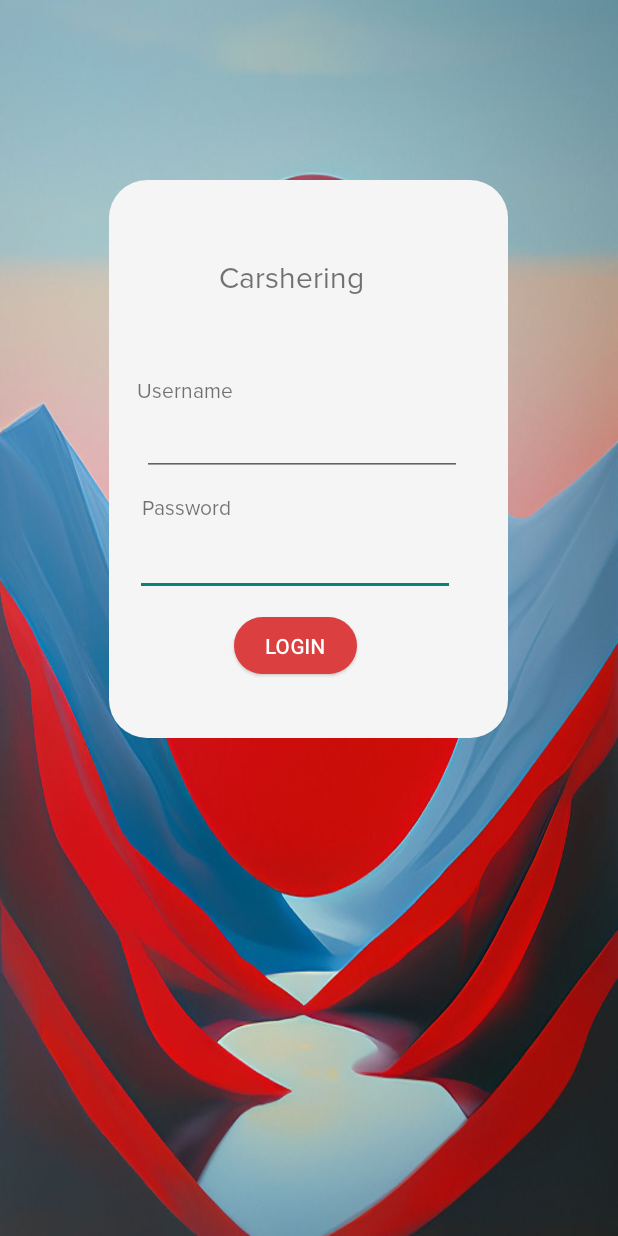
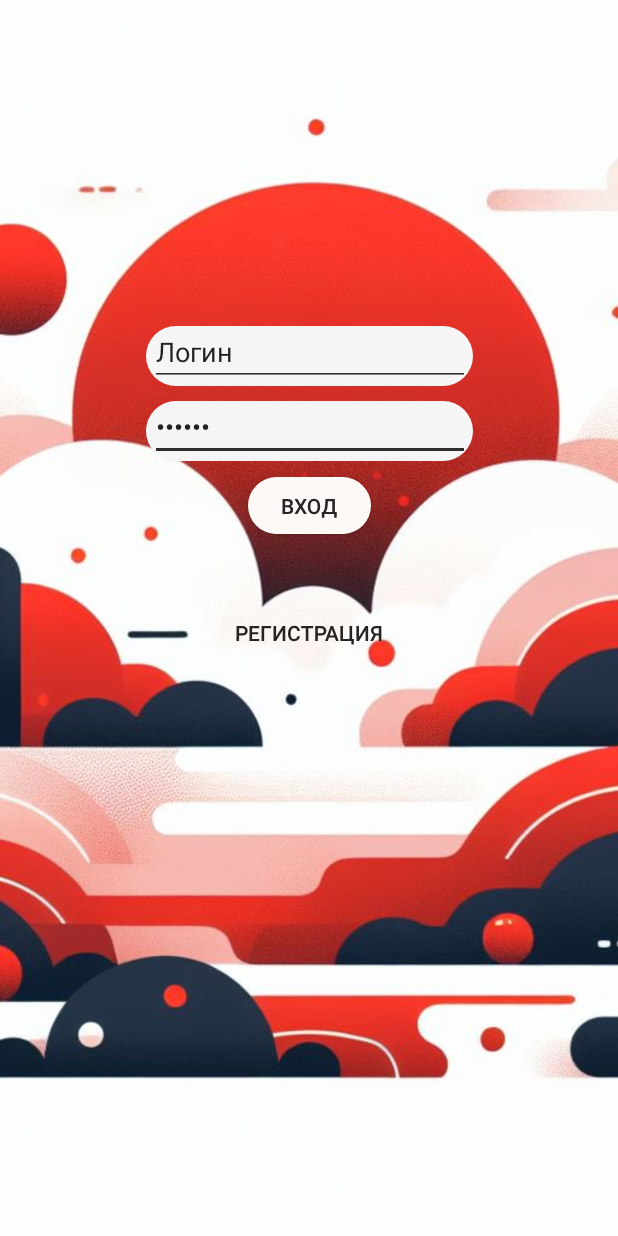
Before and after one commit to disledg/Android-studio-project, an Android app: the screen it shows after launch (MainActivity), on a phone screen of 412 x 824 dp. Run offline under Robolectric (Android 15) with nearby library versions, the phone set to English and light mode, and no system bars.

Commit message:
Сделан вход, сделана регистрация и нужно сделать запись в firebase. RecycleView на процентов 50 сделан. Надёюсь до завтра

```diff
--- a/app/build.gradle.kts
+++ b/app/build.gradle.kts
@@ -1,5 +1,7 @@
 plugins {
     id("com.android.application")
+    //id("com.android.application")
+    id("com.google.gms.google-services")
 }
 
 android {
@@ -36,7 +38,11 @@ dependencies {
     implementation("androidx.appcompat:appcompat:1.6.1")
     implementation("com.google.android.material:material:1.11.0")
     implementation("androidx.constraintlayout:constraintlayout:2.1.4")
+    implementation(platform("com.google.firebase:firebase-bom:32.8.0"))
+    implementation("com.google.firebase:firebase-messaging:23.4.1")
+    implementation("com.google.firebase:firebase-firestore:24.11.0")
     testImplementation("junit:junit:4.13.2")
     androidTestImplementation("androidx.test.ext:junit:1.1.5")
     androidTestImplementation("androidx.test.espresso:espresso-core:3.5.1")
+
 }
--- a/app/src/main/java/com/example/carsheringapplication/MainActivity.java
+++ b/app/src/main/java/com/example/carsheringapplication/MainActivity.java
@@ -42,5 +42,13 @@ public class MainActivity extends AppCompatActivity {
                 }
             }
         });
+        Button regist = findViewById(R.id.registButton);
+        regist.setOnClickListener(new View.OnClickListener(){
+            @Override
+            public void onClick(View v){
+                Intent intent = new Intent(MainActivity.this, signinActivivty.class);
+                startActivity(intent);
+            }
+        });
     }
 }
--- a/app/src/main/res/drawable/btn_bg.xml
+++ b/app/src/main/res/drawable/btn_bg.xml
@@ -1,5 +1,5 @@
 <?xml version="1.0" encoding="utf-8"?>
 <shape android:shape="rectangle" xmlns:android="http://schemas.android.com/apk/res/android">
-    <solid android:color="#FFDC3F3F"></solid>
+    <solid android:color="#fcf8f5"></solid>
     <corners android:radius="380dp"></corners>
 </shape>
--- a/app/src/main/res/font/fontfamily.xml
+++ b/app/src/main/res/font/fontfamily.xml
@@ -16,4 +16,9 @@
         android:fontStyle="normal"
         android:fontWeight="400"
         android:fontFamily="@font/semibold"/>
+    <font
+        android:fontStyle="normal"
+        android:fontWeight="400"
+        android:fontFamily="@font/bold"/>
+
 </font-family>
--- a/app/src/main/res/layout/activity_main.xml
+++ b/app/src/main/res/layout/activity_main.xml
@@ -4,107 +4,103 @@
     xmlns:tools="http://schemas.android.com/tools"
     android:layout_width="match_parent"
     android:layout_height="match_parent"
-    tools:context=".MainActivity"
-    android:background="@drawable/backlogin">
+    tools:context=".MainActivity">
+
+    <ImageView
+        android:id="@+id/imageView3"
+        android:layout_width="wrap_content"
+        android:layout_height="wrap_content"
+        android:background="#ECE6E6"
+        android:scaleType="centerCrop"
+        app:layout_constraintBottom_toBottomOf="parent"
+        app:layout_constraintEnd_toEndOf="parent"
+        app:layout_constraintHorizontal_bias="0.0"
+        app:layout_constraintStart_toStartOf="parent"
+        app:layout_constraintTop_toTopOf="parent"
+        app:layout_constraintVertical_bias="0.0"
+        app:srcCompat="@drawable/bck1" />
 
     <androidx.constraintlayout.widget.ConstraintLayout
-        android:layout_width="266dp"
-        android:layout_height="372dp"
-        android:layout_marginTop="120dp"
+        android:id="@+id/constraintLayout2"
+        android:layout_width="218dp"
+        android:layout_height="40dp"
+        android:layout_marginBottom="250dp"
         android:background="@drawable/loginbtn_bg"
+        app:layout_constraintBottom_toBottomOf="parent"
         app:layout_constraintEnd_toEndOf="parent"
-        app:layout_constraintHorizontal_bias="0.496"
-        app:layout_constraintStart_toStartOf="parent"
-        app:layout_constraintTop_toTopOf="parent">
+        app:layout_constraintStart_toStartOf="@+id/imageView3"
+        app:layout_constraintTop_toTopOf="@+id/imageView3">
 
         <EditText
             android:id="@+id/passwordInput"
             android:layout_width="wrap_content"
             android:layout_height="wrap_content"
-            android:layout_marginStart="24dp"
-            android:layout_marginTop="232dp"
-            android:layout_marginEnd="35dp"
+            android:backgroundTint="#322D2D"
             android:ems="10"
             android:inputType="textPassword"
+            android:text="Пароль"
+            android:textSize="18sp"
+            app:layout_constraintBottom_toBottomOf="parent"
             app:layout_constraintEnd_toEndOf="parent"
-            app:layout_constraintHorizontal_bias="1.0"
             app:layout_constraintStart_toStartOf="parent"
             app:layout_constraintTop_toTopOf="parent" />
 
-        <TextView
-            android:id="@+id/textView2"
-            android:layout_width="102dp"
-            android:layout_height="32dp"
-            android:layout_marginStart="73dp"
-            android:layout_marginTop="50dp"
-            android:layout_marginEnd="91dp"
-            android:layout_marginBottom="44dp"
-            android:fontFamily="@font/proximanovaregular"
-            android:text="@string/name"
-            android:textSize="20sp"
-            app:layout_constraintBottom_toTopOf="@+id/textView"
-            app:layout_constraintEnd_toEndOf="parent"
-            app:layout_constraintStart_toStartOf="parent"
-            app:layout_constraintTop_toTopOf="parent" />
+    </androidx.constraintlayout.widget.ConstraintLayout>
 
     <Button
         android:id="@+id/loginButton"
         android:layout_width="82dp"
         android:layout_height="38dp"
-            android:layout_marginStart="83dp"
-            android:layout_marginTop="14dp"
-            android:layout_marginEnd="101dp"
-            android:layout_marginBottom="43dp"
+        android:layout_marginBottom="150dp"
         android:background="@drawable/btn_bg"
         android:rotationX="2"
-            android:text="Login"
-            android:textColor="@color/white"
-            app:layout_constraintBottom_toBottomOf="parent"
+        android:text="Вход"
+        android:textColor="#272424"
+        app:layout_constraintBottom_toBottomOf="@+id/imageView3"
         app:layout_constraintEnd_toEndOf="parent"
-            app:layout_constraintStart_toStartOf="parent"
-            app:layout_constraintTop_toBottomOf="@+id/passwordInput" />
+        app:layout_constraintStart_toStartOf="@+id/imageView3"
+        app:layout_constraintTop_toTopOf="parent" />
 
-        <TextView
-            android:layout_width="wrap_content"
-            android:layout_height="wrap_content"
-            android:layout_marginStart="22dp"
-            android:layout_marginEnd="183dp"
-            android:layout_marginBottom="144dp"
-            android:fontFamily="@font/proximanovaregular"
-            android:text="Password"
-            app:layout_constraintBottom_toBottomOf="parent"
+    <Button
+        android:id="@+id/registButton"
+        android:layout_width="124dp"
+        android:layout_height="39dp"
+        android:background="#00FFFFFF"
+        android:rotationX="2"
+        android:text="Регистрация"
+        android:textColor="#272424"
+        app:layout_constraintBottom_toBottomOf="@+id/imageView3"
         app:layout_constraintEnd_toEndOf="parent"
-            app:layout_constraintHorizontal_bias="0.0"
-            app:layout_constraintStart_toStartOf="parent" />
+        app:layout_constraintHorizontal_bias="0.498"
+        app:layout_constraintStart_toStartOf="@+id/imageView3"
+        app:layout_constraintTop_toTopOf="@+id/imageView3"
+        app:layout_constraintVertical_bias="0.512" />
 
-        <TextView
-            android:id="@+id/textView"
-            android:layout_width="wrap_content"
-            android:layout_height="wrap_content"
-            android:layout_marginStart="23dp"
-            android:layout_marginTop="132dp"
-            android:layout_marginEnd="183dp"
-            android:fontFamily="@font/proximanovaregular"
-            android:text="Username"
+    <androidx.constraintlayout.widget.ConstraintLayout
+        android:id="@+id/constraintLayout1"
+        android:layout_width="218dp"
+        android:layout_height="40dp"
+        android:layout_marginBottom="350dp"
+        android:background="@drawable/loginbtn_bg"
+        app:layout_constraintBottom_toBottomOf="@+id/imageView3"
         app:layout_constraintEnd_toEndOf="parent"
-            app:layout_constraintHorizontal_bias="1.0"
-            app:layout_constraintStart_toStartOf="parent"
-            app:layout_constraintTop_toTopOf="parent" />
+        app:layout_constraintStart_toStartOf="@+id/imageView3"
+        app:layout_constraintTop_toTopOf="@+id/imageView3">
 
         <EditText
             android:id="@+id/usernameInput"
             android:layout_width="wrap_content"
             android:layout_height="wrap_content"
-            android:layout_marginStart="24dp"
-            android:layout_marginTop="152dp"
-            android:layout_marginEnd="35dp"
+            android:backgroundTint="#322D2D"
             android:ems="10"
             android:inputType="text"
+            android:text="Логин"
             android:textSize="18sp"
+            app:layout_constraintBottom_toBottomOf="parent"
             app:layout_constraintEnd_toEndOf="parent"
-            app:layout_constraintHorizontal_bias="0.375"
             app:layout_constraintStart_toStartOf="parent"
             app:layout_constraintTop_toTopOf="parent" />
+
     </androidx.constraintlayout.widget.ConstraintLayout>
 
 </androidx.constraintlayout.widget.ConstraintLayout>
--- a/app/src/main/res/values/strings.xml
+++ b/app/src/main/res/values/strings.xml
@@ -1,4 +1,4 @@
 <resources>
     <string name="app_name">Carshering Application</string>
-    <string name="name">Carshering</string>
+    <string name="name">Каршеринг</string>
 </resources>
--- a/build.gradle.kts
+++ b/build.gradle.kts
@@ -1,4 +1,10 @@
+buildscript {
+    dependencies {
+        classpath("com.google.gms:google-services:4.4.1")
+    }
+}
 // Top-level build file where you can add configuration options common to all sub-projects/modules.
 plugins {
     id("com.android.application") version "8.2.1" apply false
+    id("com.google.gms.google-services") version "4.4.1" apply false
 }
```
Also changed, not shown: app/src/main/AndroidManifest.xml (+9 -1 lines), app/src/main/java/com/example/carsheringapplication/firebase/MessegingService.java (added, +25 -0 lines), app/src/main/java/com/example/carsheringapplication/signinActivivty.java (added, +43 -0 lines), app/src/main/res/layout/carsharingactivity.xml (+30 -26 lines), app/src/main/res/layout/item_view.xml (+4 -4 lines), app/src/main/res/layout/signin.xml (added, +127 -0 lines), app/src/main/res/drawable/backlogin.jpg (deleted), app/src/main/res/drawable/bck1.jpg (added), app/src/main/res/font/bold.otf (added), app/src/main/res/font/bolditalic.otf (added), app/src/main/res/font/semibold.otf (added). Lines whose indentation alone changed are shown as unchanged.
